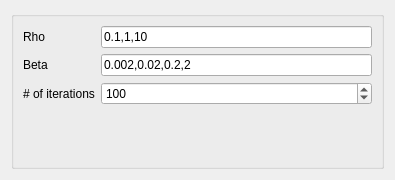
First picture: the form in ui/caltran_cv_LASSODS.ui, repository tthatcher95/PyHAT_Point_Spectra_GUI, before the edit.
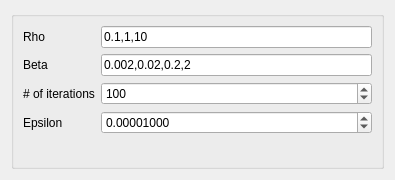
Second picture: the form after the edit.

Commit message: Add epsilon paremeter to some caltran methods

```diff
--- a/ui/caltran_cv_LASSODS.ui
+++ b/ui/caltran_cv_LASSODS.ui
@@ -74,6 +74,26 @@
         </property>
        </widget>
       </item>
+      <item row="6" column="0">
+       <widget class="QLabel" name="epsilon_label">
+        <property name="text">
+         <string>Epsilon</string>
+        </property>
+       </widget>
+      </item>
+      <item row="6" column="1">
+       <widget class="QDoubleSpinBox" name="epsilon_doubleSpinBox">
+        <property name="decimals">
+         <number>8</number>
+        </property>
+        <property name="singleStep">
+         <double>0.000001000000000</double>
+        </property>
+        <property name="value">
+         <double>0.000010000000000</double>
+        </property>
+       </widget>
+      </item>
      </layout>
     </widget>
    </item>
```
The commit also changes 8 other files.
